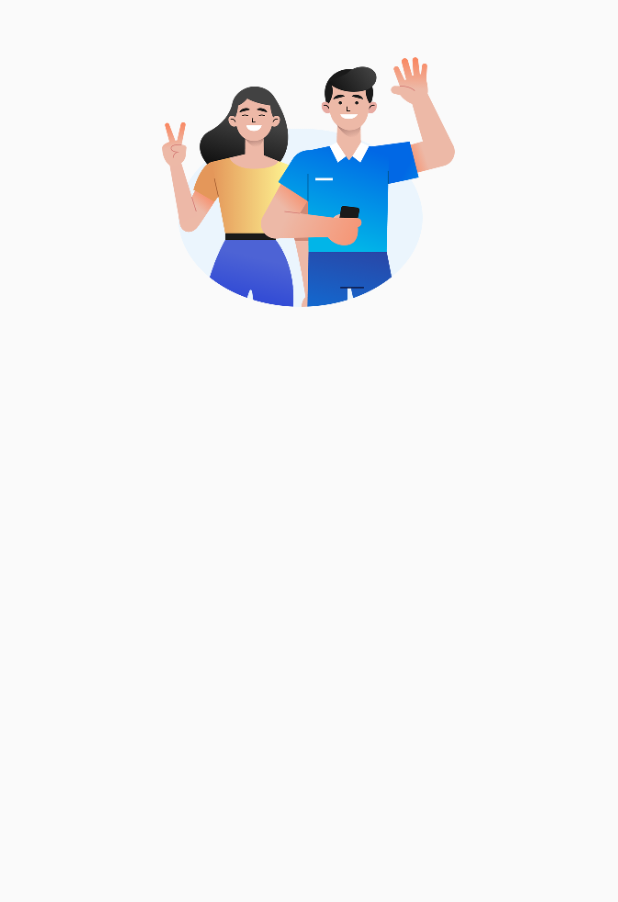
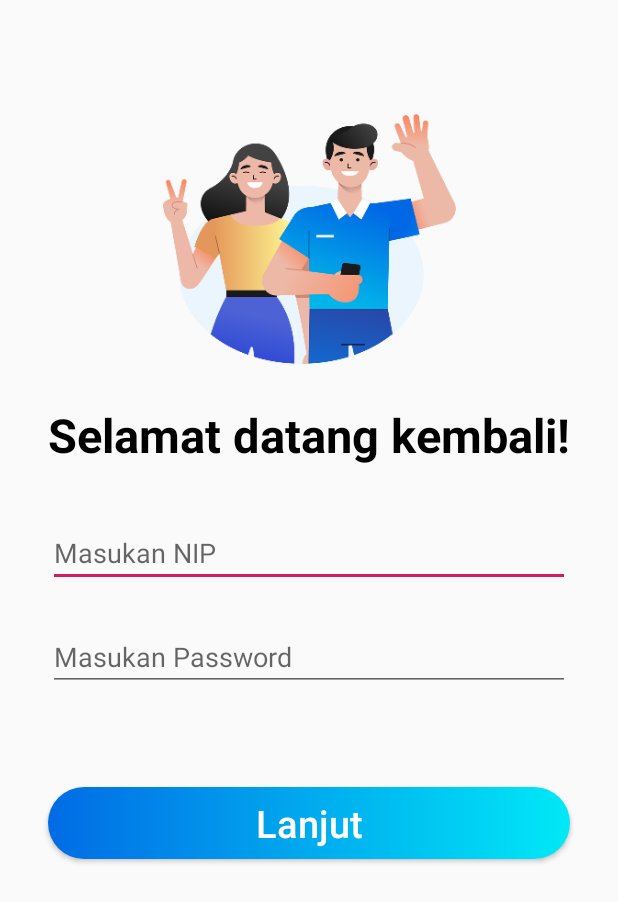
Before and after one commit to jejechristianap/dumi_baru_2, an Android app: the MasukActivity screen opened directly, with no data from a screen before it, on a phone screen of 412 x 824 dp. Shown: the top 902 px of the screen. Run offline under Robolectric (Android 15) with nearby library versions, the phone set to English and light mode, and no system bars.

Commit message:
Daftar, Masuk Activity

```diff
--- a/app/src/main/res/layout/activity_halaman_depan.xml
+++ b/app/src/main/res/layout/activity_halaman_depan.xml
@@ -39,7 +39,7 @@
 
     <Button
         android:textAllCaps="false"
-        android:id="@+id/login_button"
+        android:id="@+id/masuk_button"
         style="?android:attr/buttonBarButtonStyle"
         android:layout_width="match_parent"
         android:layout_height="wrap_content"
--- a/app/src/main/res/layout/activity_masuk.xml
+++ b/app/src/main/res/layout/activity_masuk.xml
@@ -6,14 +6,92 @@
     android:layout_width="match_parent"
     android:layout_height="match_parent">
 
-    <ImageView
-        android:layout_width="213dp"
-        android:layout_height="180dp"
-        android:layout_marginTop="32dp"
-        android:src="@drawable/login_bg"
+    <ScrollView
+        android:layout_width="match_parent"
+        android:layout_height="match_parent"
+        app:layout_constraintBottom_toBottomOf="parent"
         app:layout_constraintEnd_toEndOf="parent"
-        app:layout_constraintHorizontal_bias="0.498"
         app:layout_constraintStart_toStartOf="parent"
-        app:layout_constraintTop_toTopOf="parent" />
+        app:layout_constraintTop_toTopOf="parent">
+        <LinearLayout
+            android:orientation="vertical"
+            android:layout_width="match_parent"
+            android:layout_height="wrap_content">
+
+            <ImageView
+                android:layout_marginTop="70dp"
+                android:id="@+id/imageView4"
+                android:layout_width="match_parent"
+                android:layout_height="180dp"
+                android:src="@drawable/login_bg" />
+
+            <TextView
+                android:gravity="center|start"
+                android:layout_width="match_parent"
+                android:layout_height="80dp"
+                android:layout_marginStart="32dp"
+                android:layout_marginEnd="32dp"
+                android:text="@string/selamat_datang"
+                android:textColor="@android:color/black"
+                android:textStyle="bold"
+                app:autoSizeMinTextSize="20sp"
+                app:autoSizeTextType="uniform"
+                tools:autoSizeMaxTextSize="30sp"
+                tools:autoSizeStepGranularity="1sp" />
+
+            <EditText
+                android:id="@+id/masuk_nip_et"
+                android:layout_width="match_parent"
+                android:layout_height="wrap_content"
+                android:layout_marginStart="32dp"
+                android:layout_marginTop="16dp"
+                android:layout_marginEnd="32dp"
+                android:autofillHints=""
+                android:ems="10"
+                android:hint="@string/masukan_nip"
+                android:inputType="number"
+                app:layout_constraintEnd_toEndOf="parent"
+                app:layout_constraintHorizontal_bias="0.0"
+                app:layout_constraintStart_toStartOf="parent"
+                app:layout_constraintTop_toBottomOf="@+id/textView2" />
+
+            <EditText
+                android:id="@+id/daftar_password_et"
+                android:layout_width="match_parent"
+                android:layout_height="wrap_content"
+                android:layout_marginStart="32dp"
+                android:layout_marginTop="24dp"
+                android:layout_marginEnd="32dp"
+                android:autofillHints=""
+                android:ems="10"
+                android:hint="@string/password"
+                android:inputType="textPassword"
+                app:layout_constraintEnd_toEndOf="parent"
+                app:layout_constraintHorizontal_bias="0.0"
+                app:layout_constraintStart_toStartOf="parent"
+                app:layout_constraintTop_toBottomOf="@+id/masuk_nip_et" />
+
+            <Button
+                android:id="@+id/daftar_lanjut_button"
+                android:layout_width="match_parent"
+                android:layout_height="wrap_content"
+                android:layout_marginStart="32dp"
+                android:layout_marginTop="64dp"
+                android:layout_marginEnd="32dp"
+                android:layout_marginBottom="20dp"
+                android:background="@drawable/button_design_login_register"
+                android:fontFamily="sans-serif-medium"
+                android:text="@string/lanjut"
+                android:textAllCaps="false"
+                android:textColor="@android:color/white"
+                android:textSize="25sp"
+                app:layout_constraintEnd_toEndOf="parent"
+                app:layout_constraintHorizontal_bias="0.0"
+                app:layout_constraintStart_toStartOf="parent"
+                app:layout_constraintTop_toBottomOf="@+id/daftar_password_et" />
+        </LinearLayout>
+    </ScrollView>
+
+
 
 </androidx.constraintlayout.widget.ConstraintLayout>
--- a/app/src/main/res/values/colors.xml
+++ b/app/src/main/res/values/colors.xml
@@ -5,4 +5,9 @@
     <color name="colorAccent">#D81B60</color>
     <color name="colorWhite">#FFF</color>
     <color name="colorBlue">#1560DB</color>
+
+    <!--Switch Color-->
+    <color name="disable_forground_grey">#42221f1f</color>
+    <color name="disable_thumb_grey">#1c000000</color>
+    <color name="enable_thumb_green">#1560DB</color>
 </resources>
--- a/app/src/main/res/values/strings.xml
+++ b/app/src/main/res/values/strings.xml
@@ -97,5 +97,7 @@
     <string name="daftarkan_diri_anda">Daftarkan diri Anda untuk menjadi Sobat Dumi</string>
     <string name="lihat_password">Lihat Password</string>
     <string name="syarat_dan_ketentuan">Saya menyetujui segala syarat dan ketentuan</string>
+    <string name="password">Masukan Password</string>
+    <string name="selamat_datang">Selamat datang kembali!</string>
 
 </resources>
```
Also changed, not shown: app/src/main/java/com/fidac/dumi/DaftarActivity.java (+24 -7 lines), app/src/main/java/com/fidac/dumi/HalamanDepanActivity.java (+9 -0 lines), app/src/main/res/drawable/button_lanjut_design.xml (added, +16 -0 lines), app/src/main/res/layout/activity_daftar.xml (+15 -11 lines), app/src/main/res/values/styles.xml (+18 -5 lines).
